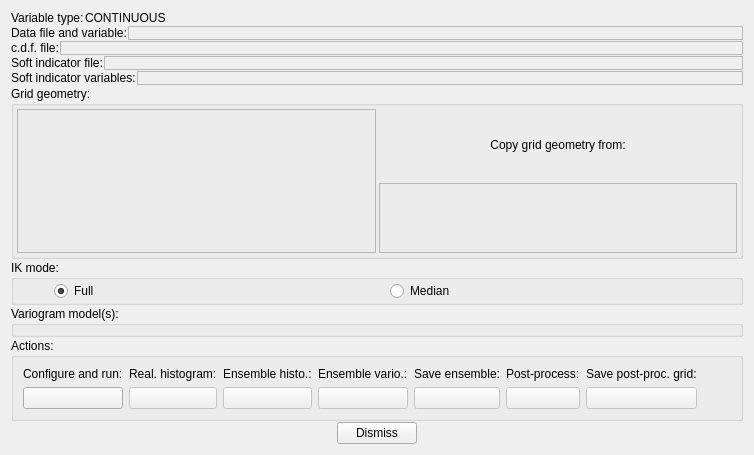
PauloCarvalhoRJ/gammaray, file dialogs/sisimdialog.ui: the form before one commit.
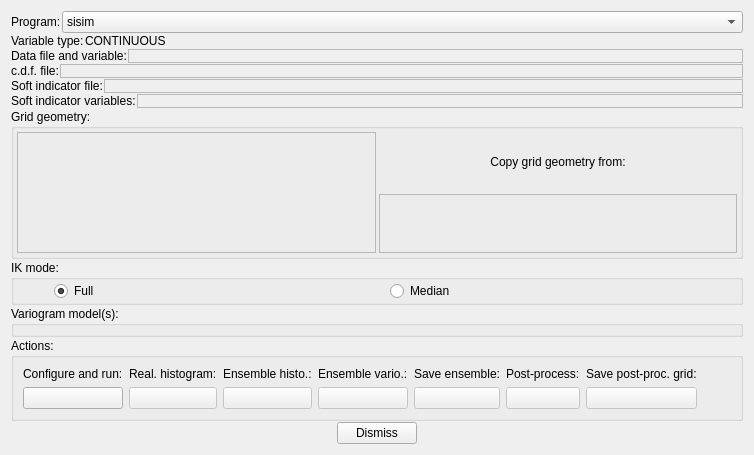
The form after the commit. Icons and pictures are not drawn.

Commit message: SISIM: WIP: support for the sisim_gs alternative program.

Patch:
```diff
--- a/dialogs/sisimdialog.ui
+++ b/dialogs/sisimdialog.ui
@@ -17,6 +17,45 @@
    <property name="spacing">
     <number>1</number>
    </property>
+   <item>
+    <layout class="QHBoxLayout" name="horizontalLayout_13">
+     <property name="bottomMargin">
+      <number>0</number>
+     </property>
+     <item>
+      <widget class="QLabel" name="label_5">
+       <property name="text">
+        <string>Program:</string>
+       </property>
+      </widget>
+     </item>
+     <item>
+      <widget class="QComboBox" name="cmbProgram">
+       <property name="sizePolicy">
+        <sizepolicy hsizetype="Expanding" vsizetype="Fixed">
+         <horstretch>0</horstretch>
+         <verstretch>0</verstretch>
+        </sizepolicy>
+       </property>
+       <item>
+        <property name="text">
+         <string>sisim</string>
+        </property>
+       </item>
+       <item>
+        <property name="text">
+         <string>sisim_gs</string>
+        </property>
+       </item>
+       <item>
+        <property name="text">
+         <string>sisim_lm</string>
+        </property>
+       </item>
+      </widget>
+     </item>
+    </layout>
+   </item>
    <item>
     <layout class="QHBoxLayout" name="horizontalLayout_2">
      <item>
```
Left out of the diff: 114 changed lines with no effect on the pictures. The commit also changes 7 other files.
